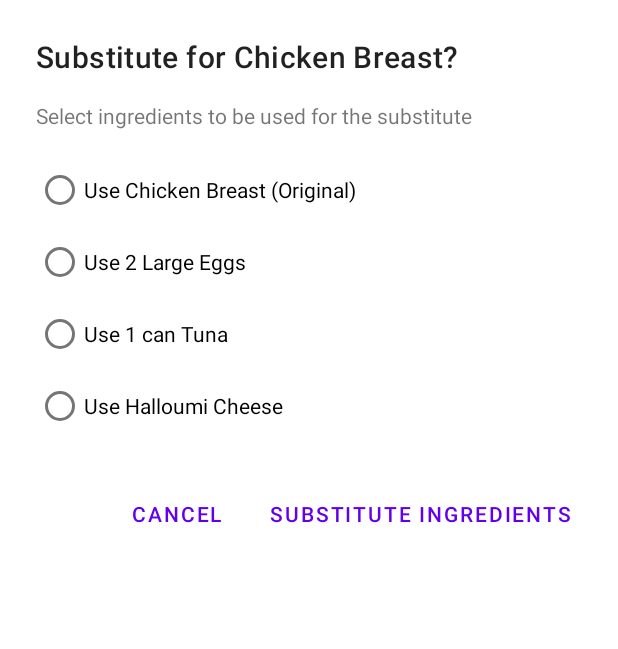
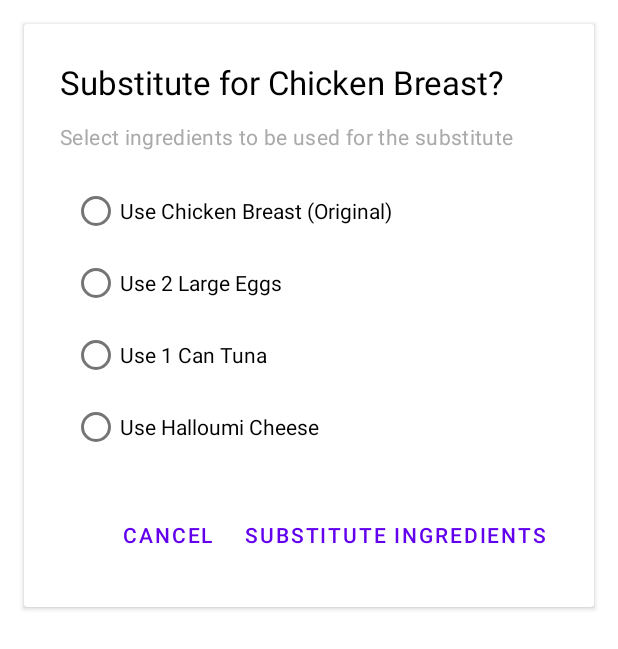
Before and after one commit to Giant77/SmartCookingRecipe, an Android app: the layout dialog_ingredient_substitution.xml on its own in the app's theme, with its tools: preview values and no code run, on a phone screen of 412 x 824 dp. Shown: the top 649 px of the screen. Run offline under Robolectric (Android 15) with nearby library versions, the phone set to English and light mode, and no system bars.

Commit message:
feat: update

```diff
--- a/app/src/main/res/layout/dialog_ingredient_substitution.xml
+++ b/app/src/main/res/layout/dialog_ingredient_substitution.xml
@@ -1,79 +1,98 @@
 <?xml version="1.0" encoding="utf-8"?>
-<LinearLayout
+<androidx.cardview.widget.CardView
     xmlns:android="http://schemas.android.com/apk/res/android"
     xmlns:tools="http://schemas.android.com/tools"
+    android:layout_width="match_parent"
+    android:layout_height="wrap_content"
+    android:layout_margin="16dp"
+    android:backgroundTint="@android:color/white"
+    android:elevation="8dp"
+    android:radius="16dp"
+    android:padding="0dp"
+    android:background="#EEEEEE">
+
+    <LinearLayout
         android:layout_width="match_parent"
         android:layout_height="wrap_content"
         android:orientation="vertical"
         android:padding="24dp">
 
+        <!-- Title -->
         <TextView
             android:id="@+id/text_dialog_substitute_title"
             android:layout_width="match_parent"
             android:layout_height="wrap_content"
-        android:layout_marginBottom="16dp"
-        android:textAppearance="?attr/textAppearanceHeadline6"
-        tools:text="Substitute for Chicken Breast?"/>
+            android:layout_marginBottom="12dp"
+            android:textAppearance="@style/TextAppearance.Material3.TitleLarge"
+            android:textColor="@android:color/black"
+            tools:text="Substitute for Chicken Breast?" />
 
+        <!-- Message -->
         <TextView
             android:id="@+id/text_dialog_substitute_message"
             android:layout_width="match_parent"
             android:layout_height="wrap_content"
             android:layout_marginBottom="16dp"
-        android:text="@string/select_substitution_message"/>
+            android:textAppearance="@style/TextAppearance.Material3.BodyMedium"
+            android:textColor="@android:color/darker_gray"
+            android:text="@string/select_substitution_message" />
 
+        <!-- Options -->
         <RadioGroup
             android:id="@+id/radiogroup_substitutions"
             android:layout_width="match_parent"
-        android:layout_height="wrap_content">
+            android:layout_height="wrap_content"
+            android:orientation="vertical"
+            android:paddingStart="8dp">
 
             <RadioButton
                 android:id="@+id/radio_original"
                 android:layout_width="match_parent"
                 android:layout_height="wrap_content"
-            tools:text="Use Chicken Breast (Original)" />
+                android:text="Use Chicken Breast (Original)" />
 
             <RadioButton
                 android:id="@+id/radio_substitute_1"
                 android:layout_width="match_parent"
                 android:layout_height="wrap_content"
-            tools:text="Use 2 Large Eggs" />
+                android:text="Use 2 Large Eggs" />
 
             <RadioButton
                 android:id="@+id/radio_substitute_2"
                 android:layout_width="match_parent"
                 android:layout_height="wrap_content"
-            tools:text="Use 1 can Tuna" />
+                android:text="Use 1 Can Tuna" />
 
             <RadioButton
                 android:id="@+id/radio_substitute_3"
                 android:layout_width="match_parent"
                 android:layout_height="wrap_content"
-            tools:text="Use Halloumi Cheese" />
-
+                android:text="Use Halloumi Cheese" />
         </RadioGroup>
 
+        <!-- Buttons -->
         <LinearLayout
             android:layout_width="match_parent"
             android:layout_height="wrap_content"
-        android:orientation="horizontal"
             android:layout_marginTop="24dp"
-        android:gravity="end">
+            android:gravity="end"
+            android:orientation="horizontal">
 
             <Button
                 android:id="@+id/button_dialog_cancel"
-            style="@style/Widget.MaterialComponents.Button.TextButton.Dialog"
+                style="@style/Widget.MaterialComponents.Button.TextButton"
                 android:layout_width="wrap_content"
                 android:layout_height="wrap_content"
-            android:layout_marginEnd="8dp"
-            android:text="@android:string/cancel"/>
+                android:text="@android:string/cancel"
+                android:textColor="?attr/colorPrimary" />
 
             <Button
                 android:id="@+id/button_dialog_confirm"
-            style="@style/Widget.MaterialComponents.Button.TextButton.Dialog"
+                style="@style/Widget.MaterialComponents.Button.TextButton"
                 android:layout_width="wrap_content"
                 android:layout_height="wrap_content"
-            android:text="@string/confirm_substitution"/>
+                android:text="@string/confirm_substitution"
+                android:textColor="?attr/colorPrimary" />
         </LinearLayout>
-
     </LinearLayout>
+</androidx.cardview.widget.CardView>
```
Lines whose indentation alone changed are shown as unchanged.
